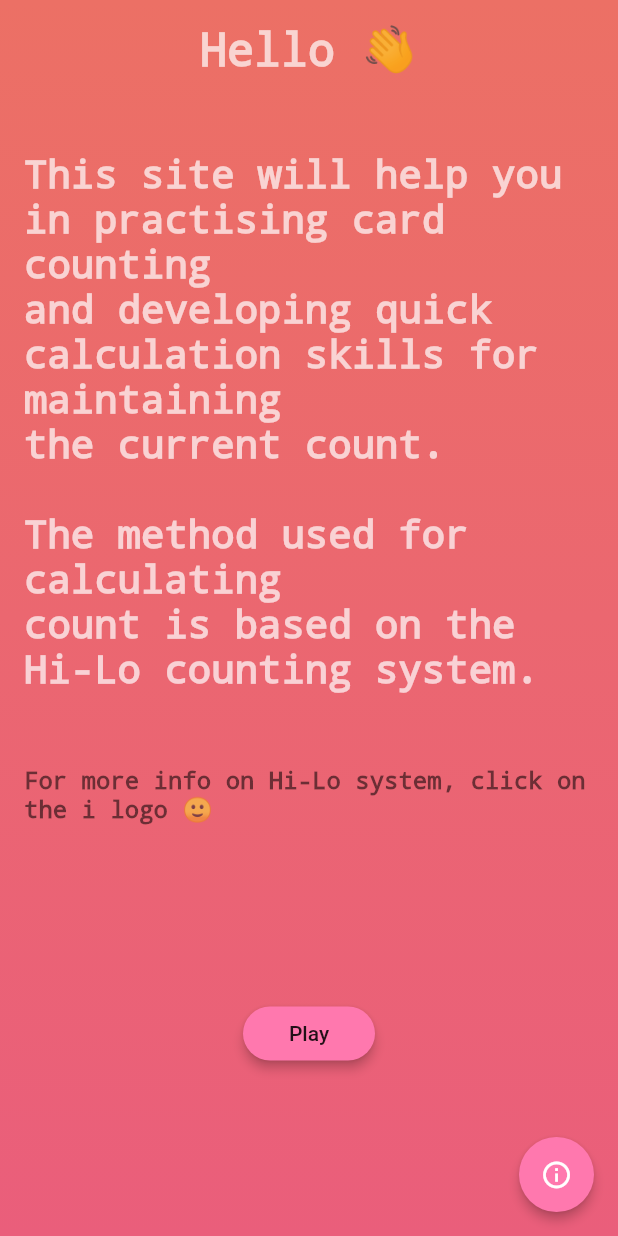
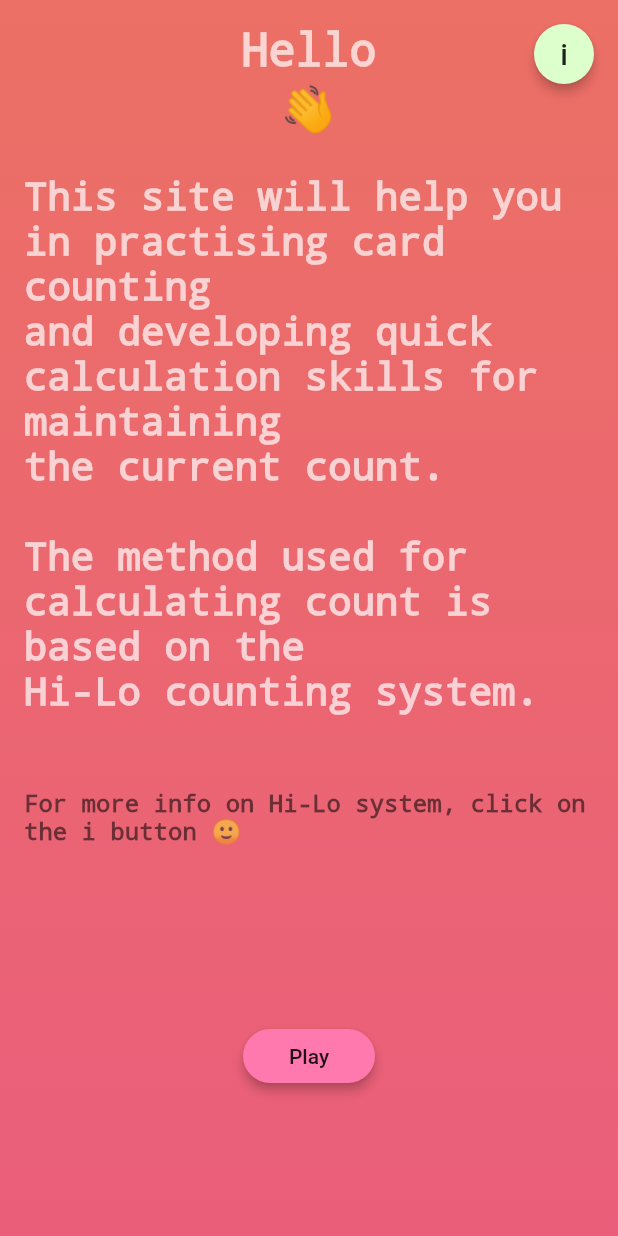
Before and after one commit to Asti7/card_counter, a Flutter app: the screen it shows after launch, on a phone screen of 412 x 824 dp. Run offline on Flutter 3.47's test engine with Material 2 defaults, Android fonts, the phone set to English and light mode, and no system bars; our stand-ins replace animated_text_kit.

Commit message:
added pop up

```diff
--- a/card_counter/lib/intro_page.dart
+++ b/card_counter/lib/intro_page.dart
@@ -1,5 +1,8 @@
 import 'package:card_counter/main_page.dart';
+import 'package:card_counter/widgets/custom_dialog.dart';
+import 'package:card_counter/widgets/custom_popup.dart';
 import 'package:flutter/material.dart';
+import 'package:animated_text_kit/animated_text_kit.dart';
 
 class IntroPage extends StatelessWidget {
   @override
@@ -18,44 +21,42 @@ class IntroPage extends StatelessWidget {
               ),
             ),
           ),
-          floatingActionButton: Container(
-            height: 50.0,
-            width: 50.0,
-            child: FittedBox(
-              child: FloatingActionButton(
-                onPressed: () {},
-                elevation: 3,
-                child: Icon(Icons.info_outline),
-                backgroundColor: Color(0xffff78ae),
-              ),
-            ),
-          ),
         ),
         Padding(
           padding: const EdgeInsets.all(16.0),
           child: SingleChildScrollView(
             child: Column(
               crossAxisAlignment: CrossAxisAlignment.center,
+              mainAxisAlignment: MainAxisAlignment.spaceEvenly,
               children: <Widget>[
                 Row(
                   mainAxisAlignment: MainAxisAlignment.center,
                   children: <Widget>[
-                    Text(
-                      'Hello 👋',
-                      style: TextStyle(
+                    TypewriterAnimatedTextKit(
+                      onTap: () {},
+                      text: ['Hello'],
+                      textStyle: TextStyle(
                           decoration: TextDecoration.none,
                           color: Colors.white70,
                           fontSize: 30),
                     ),
                   ],
                 ),
-                SizedBox(height: 50),
+                SizedBox(
+                  height: 5,
+                ),
+                Text(
+                  '👋',
+                  style:
+                      TextStyle(decoration: TextDecoration.none, fontSize: 30),
+                ),
+                SizedBox(height: 25),
                 Text(
                   'This site will help you in practising card counting\n'
                   'and developing quick calculation skills for maintaining\n'
                   'the current count.\n\n'
-                  'The method used for calculating\n'
-                  'count is based on the Hi-Lo counting system.',
+                  'The method used for calculating count is based on the\n'
+                  'Hi-Lo counting system.',
                   style: TextStyle(
                       decoration: TextDecoration.none,
                       color: Colors.white70,
@@ -63,7 +64,7 @@ class IntroPage extends StatelessWidget {
                 ),
                 SizedBox(height: 50),
                 Text(
-                  'For more info on Hi-Lo system, click on the i logo 🙂',
+                  'For more info on Hi-Lo system, click on the i button 🙂',
                   style: TextStyle(
                       decoration: TextDecoration.none,
                       color: Colors.black54,
@@ -87,11 +88,21 @@ class IntroPage extends StatelessWidget {
                       ),
                     ),
                   ),
-                )
+                ),
+                SizedBox(height: 100),
+                Text(
+                  '<> over 3 cups of ☕️ by Astitva',
+                  style: TextStyle(
+                      decoration: TextDecoration.none,
+                      fontSize: 16,
+                      color: Colors.white54),
+                ),
               ],
             ),
           ),
         ),
+        // this is custom built widget button for pop up.
+        CustomPopUp()
       ],
     );
   }
--- a/card_counter/lib/main_page.dart
+++ b/card_counter/lib/main_page.dart
@@ -1,3 +1,5 @@
+import 'package:card_counter/widgets/custom_dialog.dart';
+import 'package:card_counter/widgets/custom_popup.dart';
 import 'package:flutter/material.dart';
 import 'dart:math';
 import 'value.dart';
@@ -242,6 +244,10 @@ class _MainPageState extends State<MainPage> {
             ),
           ),
         ),
+
+        // this is custom built widget button for pop up.
+
+        CustomPopUp()
       ],
     );
   }
--- /dev/null
+++ b/card_counter/lib/widgets/custom_popup.dart
@@ -0,0 +1,38 @@
+import 'package:flutter/material.dart';
+
+import 'custom_dialog.dart';
+
+class CustomPopUp extends StatelessWidget {
+  @override
+  Widget build(BuildContext context) {
+    return Align(
+      alignment: Alignment.topRight,
+      child: Padding(
+        padding: const EdgeInsets.all(16.0),
+        child: Container(
+          height: 40,
+          width: 40,
+          child: MaterialButton(
+            onPressed: () {
+              showDialog(
+                context: context,
+                builder: (BuildContext context) => CustomDialog(
+
+                ),
+              );
+            },
+            elevation: 3.0,
+            color: Color(0xffdcffcc),
+            shape: CircleBorder(),
+            child: Center(
+              child: Text(
+                'i',
+                style: TextStyle(fontSize: 20),
+              ),
+            ),
+          ),
+        ),
+      ),
+    );
+  }
+}
--- a/card_counter/pubspec.yaml
+++ b/card_counter/pubspec.yaml
@@ -27,6 +27,7 @@ dependencies:
 dev_dependencies:
   flutter_test:
     sdk: flutter
+  animated_text_kit: ^1.3.1
 
 
 # For information on the generic Dart part of this file, see the
```
Also changed, not shown: card_counter/lib/widgets/custom_dialog.dart (added, +50 -0 lines), card_counter/pubspec.lock, 1 other file.
